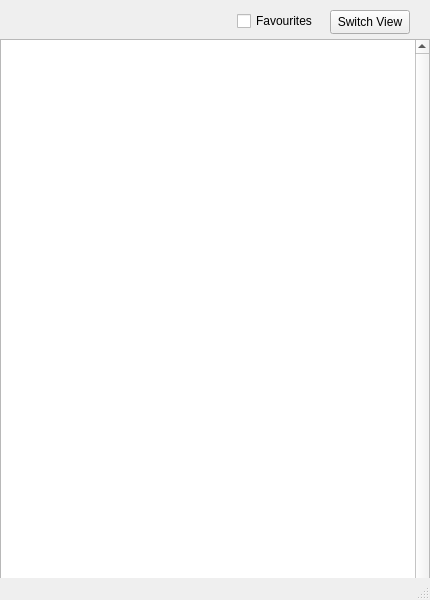
duchaso/contact_list_viewer, file mainwindow.ui: the form before one commit.
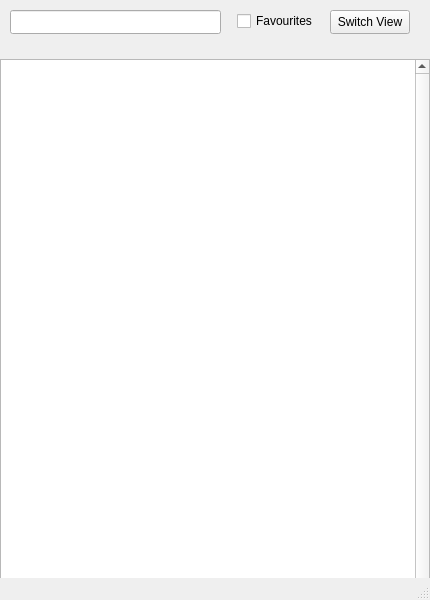
The form after the commit.

```diff
--- a/mainwindow.ui
+++ b/mainwindow.ui
@@ -48,9 +48,9 @@
     <property name="geometry">
      <rect>
       <x>0</x>
-      <y>39</y>
+      <y>59</y>
       <width>430</width>
-      <height>561</height>
+      <height>541</height>
      </rect>
     </property>
     <property name="sizePolicy">
@@ -144,6 +144,16 @@
      <string>Favourites</string>
     </property>
    </widget>
+   <widget class="QLineEdit" name="lineEdit">
+    <property name="geometry">
+     <rect>
+      <x>10</x>
+      <y>10</y>
+      <width>211</width>
+      <height>24</height>
+     </rect>
+    </property>
+   </widget>
   </widget>
   <widget class="QMenuBar" name="menubar">
    <property name="geometry">
```
